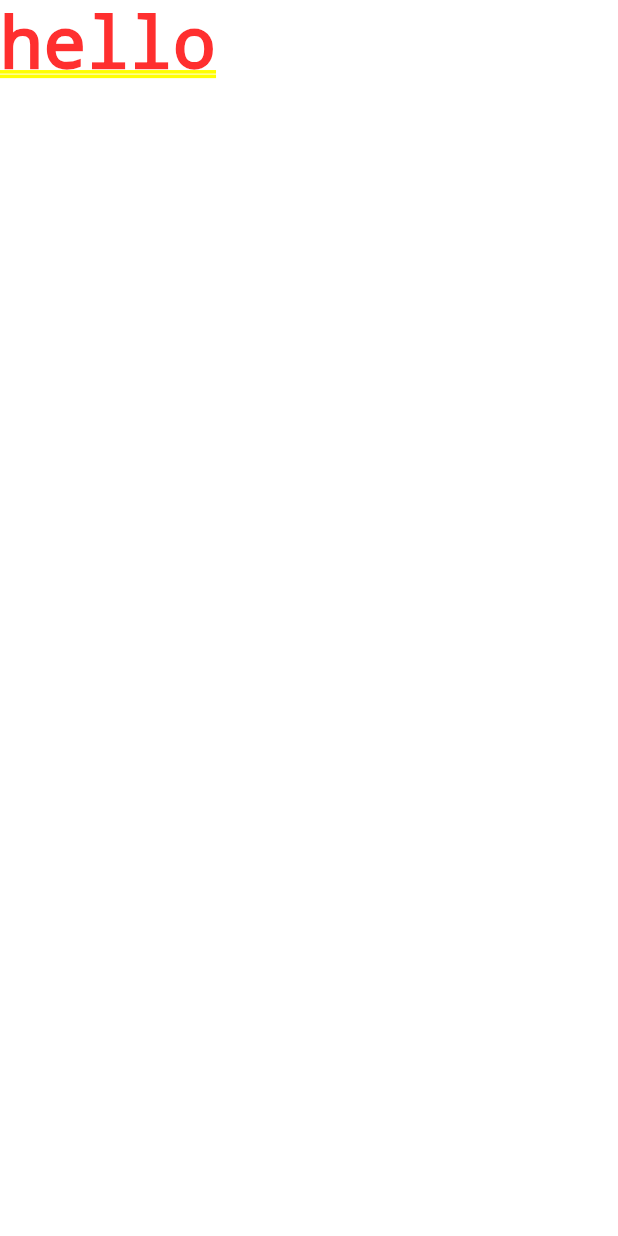
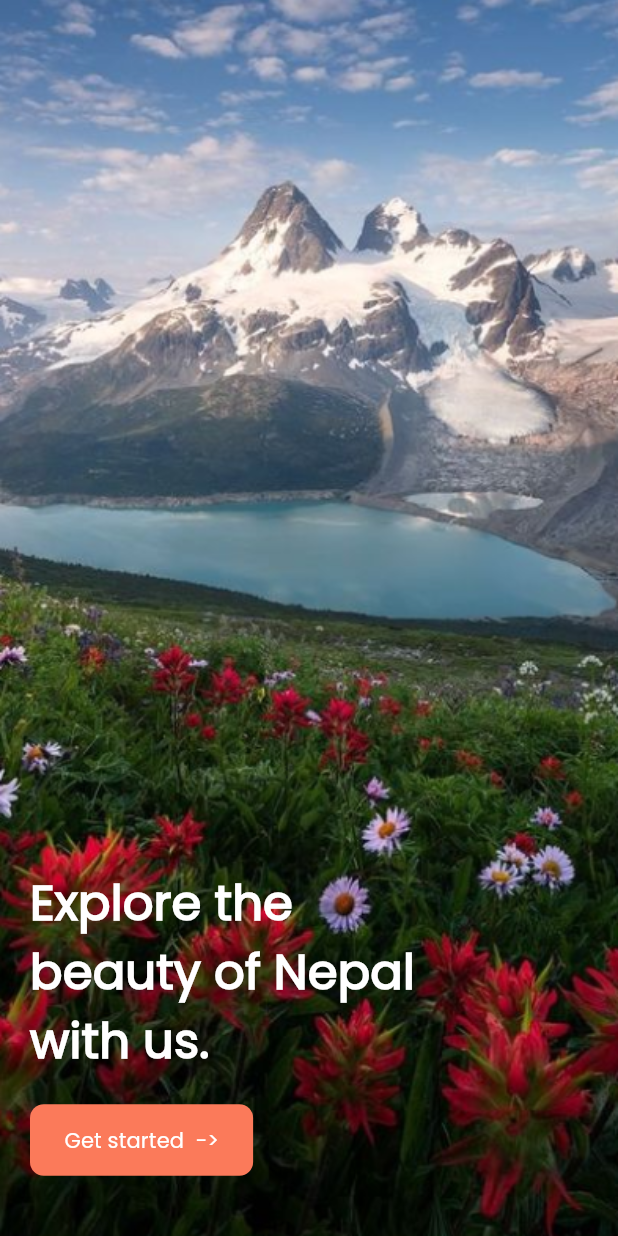
Before and after one commit to diwashrai469/travel_nepal, a Flutter app: the screen it shows after launch, on a phone screen of 412 x 824 dp. Run offline on Flutter 3.47's test engine with Material 3 defaults, Android fonts, the light colour scheme and no system bars; drawn by our look-alikes of oktoast; our stand-ins replace auto_route, chewie, dio, flutter_screenutil, get_it, get_storage and 2 more.

Commit message:
onboarding

```diff
--- a/lib/common/constant/app_dimens.dart
+++ b/lib/common/constant/app_dimens.dart
@@ -9,9 +9,9 @@ import 'package:flutter_screenutil/flutter_screenutil.dart';
 class AppDimens {
   //screenutils
   static const appHeight =
-      200.0; //"Add your custom height of screen with mediaQuery";
+      712.0; //"Add your custom height of screen with mediaQuery";
   static const appWidth =
-      300.0; //"Add your custom width of screen with mediaQuery";
+      360.0; //"Add your custom width of screen with mediaQuery";
 
 //page padding
   static final mainPagePadding = const EdgeInsets.only(
--- a/lib/common/constant/app_image.dart
+++ b/lib/common/constant/app_image.dart
@@ -1,8 +1,7 @@
 import 'package:flutter_screenutil/flutter_screenutil.dart';
 
 class AppImage {
-  //add you images from asset file like below
-  // static const String logoName = 'assets/logo.png';
+  static const mountain = "asset/onboarding/mountain.png";
 
 //image height
   static final double llogoHeight = 130.h;
--- /dev/null
+++ b/lib/core/app_routers/app_routers.dart
@@ -0,0 +1,15 @@
+import 'package:auto_route/auto_route.dart';
+import 'package:injectable/injectable.dart';
+import "app_routers.gr.dart";
+
+@singleton
+@AutoRouterConfig()
+class AppRouters extends $AppRouters {
+  @override
+  List<AutoRoute> get routes => [
+        AutoRoute(page: OnboardingView.page, initial: true),
+        AutoRoute(
+          page: DashboardView.page,
+        ),
+      ];
+}
--- /dev/null
+++ b/lib/feature/onboarding/presentation/onboarding_view.dart
@@ -0,0 +1,64 @@
+import 'package:auto_route/auto_route.dart';
+import 'package:flutter/material.dart';
+import 'package:travel_nepal/common/constant/app_dimens.dart';
+import 'package:travel_nepal/common/constant/app_image.dart';
+import 'package:travel_nepal/common/constant/ui_helpers.dart';
+import 'package:travel_nepal/common/utils/app_text_style.dart';
+import 'package:travel_nepal/common/widgets/k_button.dart';
+import 'package:travel_nepal/core/app_routers/app_routers.dart';
+import 'package:travel_nepal/core/app_routers/app_routers.gr.dart';
+import 'package:travel_nepal/core/injection/injection_service.dart';
+
+@RoutePage()
+class OnboardingView extends StatelessWidget {
+  const OnboardingView({super.key});
+
+  @override
+  Widget build(BuildContext context) {
+    final navigationService = locator<AppRouters>();
+
+    return Scaffold(
+      body: Container(
+        decoration: const BoxDecoration(
+          image: DecorationImage(
+            image: AssetImage(AppImage.mountain),
+            fit: BoxFit.cover,
+          ),
+        ),
+        padding: const EdgeInsets.symmetric(horizontal: 20, vertical: 40),
+        child: Stack(
+          children: [
+            Column(
+              mainAxisAlignment: MainAxisAlignment.end,
+              crossAxisAlignment: CrossAxisAlignment.start,
+              children: [
+                Text(
+                  "Explore the \nbeauty of Nepal\nwith us.",
+                  style: appTextStyle(context)!.copyWith(
+                      fontWeight: AppDimens.lfontweight,
+                      letterSpacing: 0.1,
+                      fontSize: AppDimens.headlineFontSizeMedium),
+                ),
+                mHeightSpan,
+                Row(
+                  children: [
+                    KButton(
+                      size: ButtonSize.small,
+                      child: const Text("Get started  ->"),
+                      onPressed: () {
+                        navigationService.pushAndPopUntil(
+                          const DashboardView(),
+                          predicate: (route) => false,
+                        );
+                      },
+                    ),
+                  ],
+                )
+              ],
+            )
+          ],
+        ),
+      ),
+    );
+  }
+}
--- a/lib/main.dart
+++ b/lib/main.dart
@@ -2,6 +2,7 @@ import 'package:flutter/material.dart';
 import 'package:flutter_screenutil/flutter_screenutil.dart';
 import 'package:oktoast/oktoast.dart';
 import 'package:travel_nepal/common/constant/app_dimens.dart';
+import 'package:travel_nepal/core/app_routers/app_routers.dart';
 import 'package:travel_nepal/core/injection/injection_service.dart';
 import 'package:travel_nepal/core/services/local_storage.dart';
 import 'package:travel_nepal/theme/app_theme.dart';
@@ -25,10 +26,10 @@ class MyApp extends StatelessWidget {
         designSize: const Size(AppDimens.appWidth, AppDimens.appHeight),
         minTextAdapt: true,
         splitScreenMode: true,
-        builder: (_, child) => MaterialApp(
+        builder: (_, child) => MaterialApp.router(
           theme: AppThemes.light,
+          routerConfig: locator<AppRouters>().config(),
           debugShowCheckedModeBanner: false,
-          home: Text("hello"),
         ),
       ),
     );
--- a/lib/theme/app_theme.dart
+++ b/lib/theme/app_theme.dart
@@ -73,7 +73,7 @@ abstract class AppThemes {
         )
         .copyWith(
           bodyMedium: ThemeData.light().textTheme.bodyMedium?.copyWith(
-                color: secondaryColor,
+                color: Colors.white,
                 fontSize: AppDimens.headlineFontSizeXXSmall,
                 fontFamily: fontFamily,
                 fontWeight: FontWeight.w300,
--- a/pubspec.yaml
+++ b/pubspec.yaml
@@ -46,9 +46,8 @@ dev_dependencies:
 flutter:
   uses-material-design: true
 
-  # assets:
-  #   - images/a_dot_burr.jpeg
-  #   - images/a_dot_ham.jpeg
+  assets:
+    - asset/onboarding/
 
   fonts:
     - family: Poppins
```
Also changed, not shown: lib/common/widgets/k_button.dart (+10 -11 lines), lib/feature/dashboard/presentation/dashboard_view.dart (added, +19 -0 lines), asset/onboarding/mountain.png (added), lib/core/app_routers/app_routers.gr.dart (added), lib/core/injection/injection_service.config.dart.
